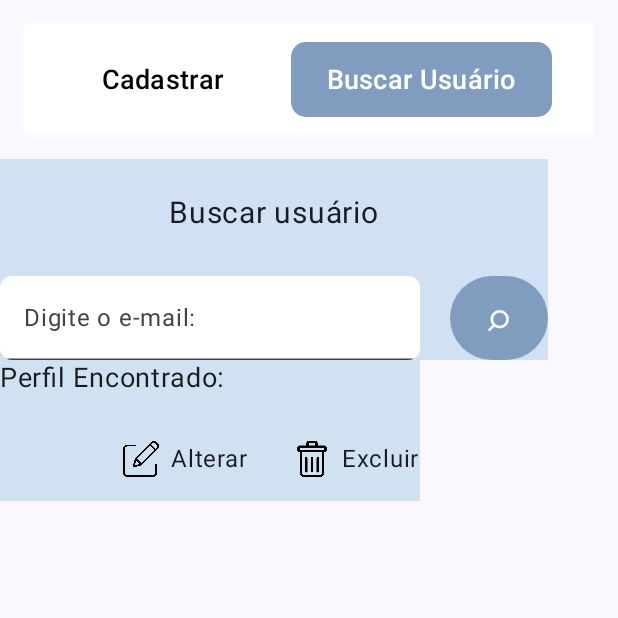
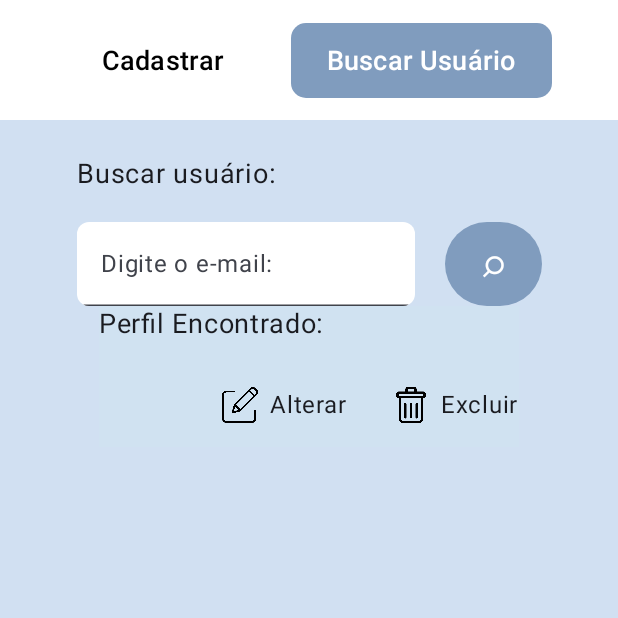
Before and after one commit to ProjetoKotlin/MobileCadastro, an Android app built with Jetpack Compose: the screen it shows after launch (MainActivity), after a tap on "Buscar Usuário", on a phone screen of 412 x 824 dp, the top half of it. Run offline under Robolectric (Android 15) with nearby library versions, the phone set to English and light mode, and no system bars.

```diff
--- a/app/src/main/java/com/cursoimpacta/mobilecadastro/BuscarUsuario.kt
+++ b/app/src/main/java/com/cursoimpacta/mobilecadastro/BuscarUsuario.kt
@@ -29,17 +29,19 @@ fun CampoBuscarUsuario() {
         mutableStateOf("")
     }
     Column(
-        modifier = Modifier.background(color = Color(0xFFD1E0F2)),
-        horizontalAlignment = Alignment.CenterHorizontally
+        modifier = Modifier.background(color = Color(0xFFD1E0F2)).width(310.dp),
+        horizontalAlignment = Alignment.CenterHorizontally,
 
     ) {
         Spacer(modifier = Modifier.height(24.dp))
-        Text(text = "Buscar usuário",fontSize = 20.sp)
-        Spacer(modifier = Modifier.height(30.dp))
+        Text(text = "Buscar usuário:", fontSize = 18.sp, modifier = Modifier
+            .align(Alignment.Start))
+        Spacer(modifier = Modifier.height(20.dp))
 
         Row {
             TextField(
                 value = entrada,
+                modifier = Modifier.width(225.dp),
                 onValueChange = { entrada = it },
                 label = { Text(text = "Digite o e-mail: ") },
                 colors = TextFieldDefaults.colors(
--- a/app/src/main/java/com/cursoimpacta/mobilecadastro/CamposUsuario.kt
+++ b/app/src/main/java/com/cursoimpacta/mobilecadastro/CamposUsuario.kt
@@ -4,6 +4,7 @@ import android.annotation.SuppressLint
 import androidx.compose.foundation.layout.Arrangement
 import androidx.compose.foundation.layout.Column
 import androidx.compose.foundation.layout.Row
+import androidx.compose.foundation.layout.Spacer
 import androidx.compose.foundation.layout.height
 import androidx.compose.foundation.layout.width
 import androidx.compose.foundation.shape.RoundedCornerShape
@@ -60,6 +61,7 @@ fun CamposUsuario() {
             .width(280.dp)
             .clip(RoundedCornerShape(8.dp))
     ) {
+        Spacer(modifier = Modifier.height(30.dp))
 
         TextField(
             value = dados.nome,
@@ -93,6 +95,7 @@ fun CamposUsuario() {
 
         Text(
             text = "Endereço:",
+            fontSize = 18.sp,
             modifier = Modifier
                 .align(Alignment.Start)
         )
@@ -127,9 +130,7 @@ fun CamposUsuario() {
                     }
 
                 }, modifier = Modifier
-                    .height(56.dp)
-                    .width(70.dp),
-                shape = RoundedCornerShape(8.dp),
+                    .height(56.dp),
                 colors = ButtonDefaults.buttonColors(containerColor = Color(0xFF809CBE))
             ) {
                 Text(text = "⌕", fontSize = 26.sp)
@@ -228,7 +229,7 @@ fun CamposUsuario() {
                 colors = colorWhite
             )
         }
-        Text(text = "Contato:", modifier = Modifier.align(Alignment.Start))
+        Text(text = "Contato:", modifier = Modifier.align(Alignment.Start), fontSize = 18.sp)
         Row(horizontalArrangement = Arrangement.spacedBy(20.dp)) {
             TextField(
                 value = infoCep.ddd,
--- a/app/src/main/java/com/cursoimpacta/mobilecadastro/Header.kt
+++ b/app/src/main/java/com/cursoimpacta/mobilecadastro/Header.kt
@@ -32,13 +32,12 @@ fun Header(
     Column(
         modifier = Modifier
             .fillMaxWidth()
-            .padding(16.dp)
             .background(color = Color(0xFFFFFFFF))
     ) {
         Row(
             modifier = Modifier
                 .fillMaxWidth()
-                .height(74.dp),
+                .height(80.dp),
             horizontalArrangement = Arrangement.Center,
             verticalAlignment = Alignment.CenterVertically
         ) {
--- a/app/src/main/java/com/cursoimpacta/mobilecadastro/MainActivity.kt
+++ b/app/src/main/java/com/cursoimpacta/mobilecadastro/MainActivity.kt
@@ -6,6 +6,7 @@ import androidx.activity.ComponentActivity
 import androidx.activity.compose.setContent
 import androidx.compose.foundation.ScrollState
 import androidx.compose.foundation.background
+import androidx.compose.foundation.layout.padding
 import androidx.compose.foundation.layout.Arrangement
 import androidx.compose.foundation.layout.Column
 import androidx.compose.foundation.layout.Row
@@ -14,6 +15,7 @@ import androidx.compose.foundation.layout.fillMaxSize
 import androidx.compose.foundation.layout.height
 import androidx.compose.foundation.layout.padding
 import androidx.compose.foundation.layout.width
+import androidx.compose.foundation.rememberScrollState
 import androidx.compose.foundation.shape.RoundedCornerShape
 import androidx.compose.foundation.text.KeyboardOptions
 import androidx.compose.foundation.verticalScroll
@@ -65,11 +67,18 @@ class MainActivity : ComponentActivity() {
         }
     }
 }
+
 @Composable
 fun TelaPrincipal() {
     var telaCadastro by remember { mutableStateOf(true) }
 
-    Column {
+    Column(
+        modifier = Modifier
+            .background(color = Color(0xFFD1E0F2))
+            .verticalScroll(rememberScrollState()),
+        horizontalAlignment = Alignment.CenterHorizontally,
+
+        ) {
         Header(telaCadastro, onMudarTela = { telaCadastro = it })
         if (telaCadastro) {
             TelaCadastro()
@@ -81,12 +90,18 @@ fun TelaPrincipal() {
 
 
 @Composable
-fun TelaCadastro(){
+fun TelaCadastro() {
     CamposUsuario()
 }
 
 @Composable
-fun TelaBuscarUsuario(){
+fun TelaBuscarUsuario() {
     CampoBuscarUsuario()
     PerfilEncontrado()
 }
+
+@Preview(showBackground = true)
+@Composable
+fun Teste() {
+    TelaPrincipal()
+}
--- a/app/src/main/java/com/cursoimpacta/mobilecadastro/ValidacoesRegistro.kt
+++ b/app/src/main/java/com/cursoimpacta/mobilecadastro/ValidacoesRegistro.kt
@@ -16,7 +16,7 @@ fun validaNome(nome: String): String {
 }
 
 fun validaEmail(email: String): String {
-    val regex = Regex("[A-Z|a-z|0-9|\\.|_|-]+@[\\w-]+\\.[a-z]{2,}(\\.\\w+)?")
+    val regex = Regex("[A-Z|a-z|0-9|\\.|_|-]+@[\\w-]+\\.[a-z]{2,}")
     if (!regex.matches(email)){
         return "Email inválido"
     }
```
Also changed, not shown: app/src/main/java/com/cursoimpacta/mobilecadastro/Database.kt (+43 -23 lines).
